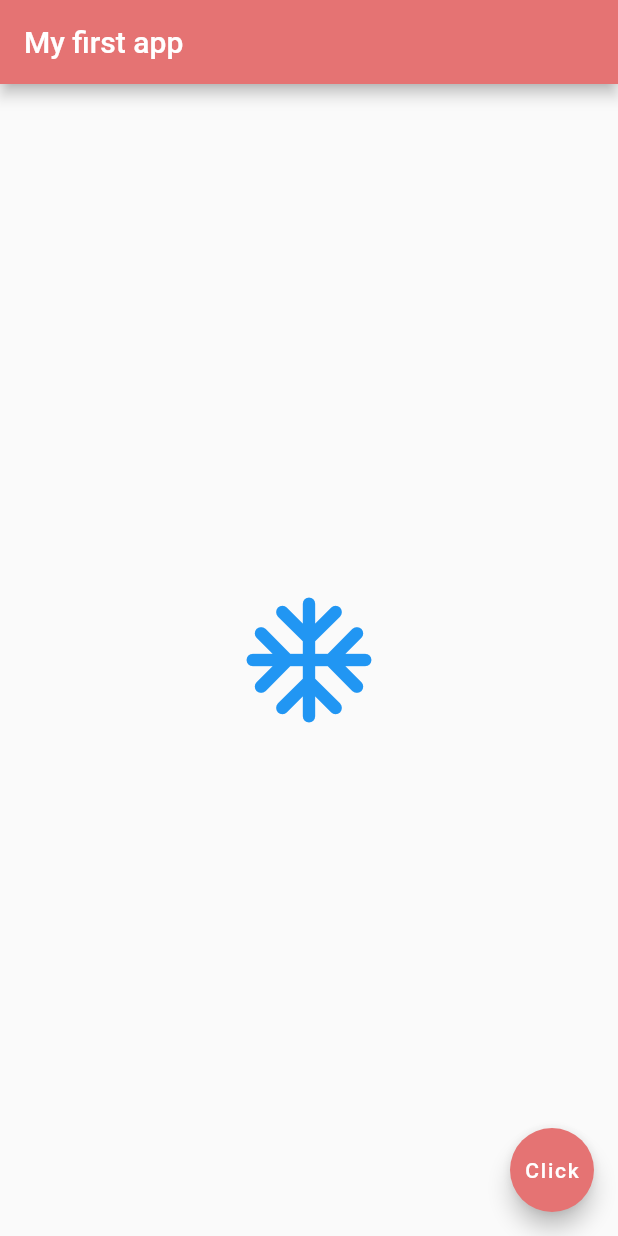
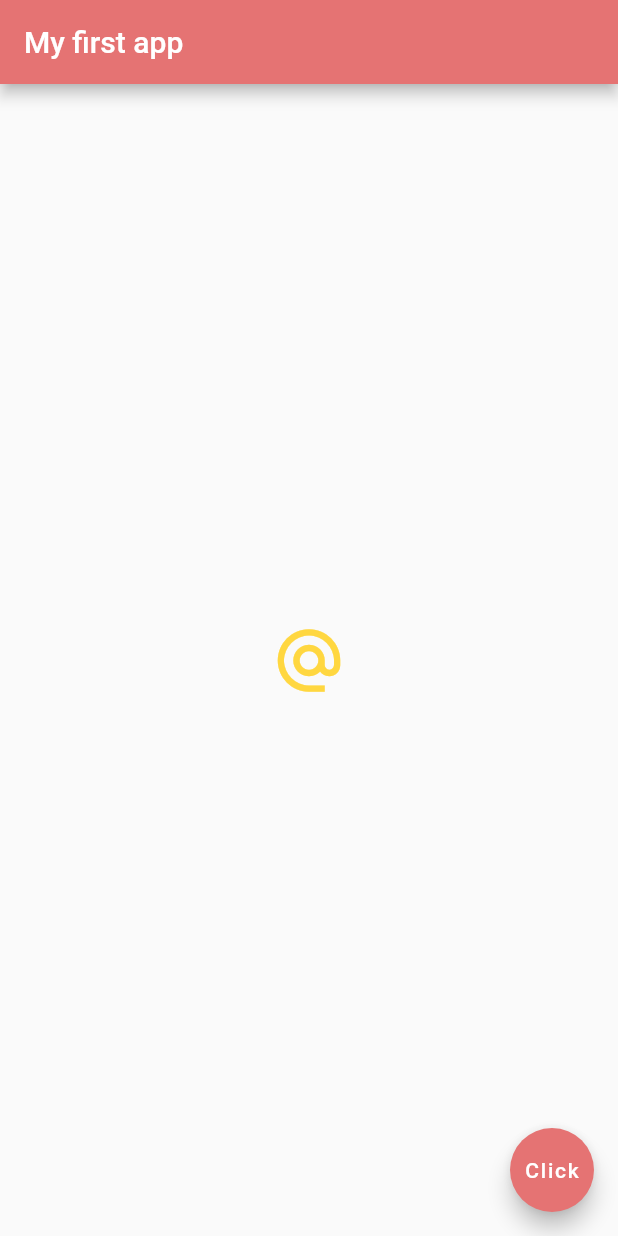
Before and after one commit to numoonchld/hello_world_flutter_app, a Flutter app: the screen it shows after launch, on a phone screen of 412 x 824 dp. Run offline on Flutter 3.47's test engine with Material 2 defaults, Android fonts, the phone set to English and light mode, and no system bars.

Commit message:
end of video 9

```diff
--- a/lib/main.dart
+++ b/lib/main.dart
@@ -14,17 +14,52 @@ class Home extends StatelessWidget {
         backgroundColor: Colors.red[300],
       ),
       body: Center(
-        child: Icon(
-          Icons.ac_unit_rounded,
-          color: Colors.blue,
-          size: 100.0,
+        child: IconButton(
+          icon: Icon(
+            Icons.alternate_email,
+          ),
+          onPressed: () {
+            print('Email Sent!');
+          },
+          color: Colors.amberAccent,
+          iconSize: 50.00,
         ),
+        // child: RaisedButton.icon(
+        //   onPressed: () {},
+        //   icon: Icon(
+        //     Icons.mail,
+        //     size: 40.00,
+        //   ),
+        //   label: Text('Send Mail'),
+        // ),
+        // child: FlatButton(
+        //   onPressed: () {
+        //     print('Button Clicked');
+        //   },
+        //   child: Text('Click Me'),
+        //   color: Colors.lightBlue,
+        //   textColor: Colors.white,
+        // ),
+        // child: RaisedButton(
+        //   onPressed: () {
+        //     print('Button Clicked');
+        //   },
+        //   child: Text('Click Me'),
+        //   color: Colors.lightBlue,
+        //   textColor: Colors.white,
+        // ),
+        // child: Icon(
+        //   Icons.ac_unit_rounded,
+        //   color: Colors.blue,
+        //   size: 100.0,
+        // ),
         // child: Image.network(
         //     'https://images.unsplash.com/photo-1609105719019-a9e385165907?ixid=MXwxMjA3fDB8MHxwaG90by1wYWdlfHx8fGVufDB8fHw%3D&ixlib=rb-1.2.1&auto=format&fit=crop&w=935&q=80'),
         // child: Image.asset('assets/station-1.jpeg'),
         // Image(
         //   image: AssetImage('assets/porshe-1.jpeg'),
         // ),
+        // Image(
         //   image: NetworkImage(
         //       'https://pbs.twimg.com/media/Eqd5Vl-XYAAZAJu?format=jpg&name=large'),
         // ),
```
